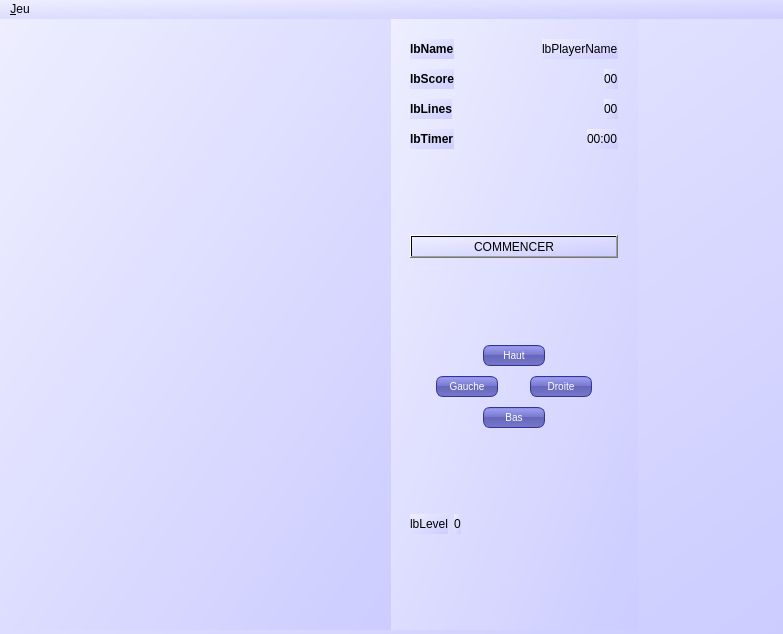
Before: the Qt Designer form view/mwtetris.ui in g-jouret/projetTetris, drawn with Qt 5.
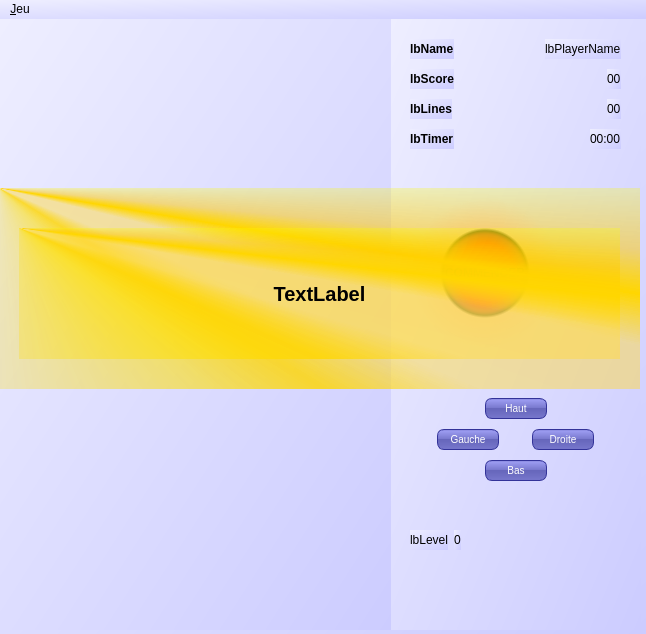
After: the same form once the commit is applied.

The edit to the form file:
```diff
--- a/view/mwtetris.ui
+++ b/view/mwtetris.ui
@@ -6,7 +6,7 @@
    <rect>
     <x>0</x>
     <y>0</y>
-    <width>783</width>
+    <width>646</width>
     <height>634</height>
    </rect>
   </property>
@@ -31,7 +31,7 @@
      <rect>
       <x>390</x>
       <y>0</y>
-      <width>248</width>
+      <width>251</width>
       <height>611</height>
      </rect>
     </property>
@@ -218,6 +218,16 @@
      </item>
      <item>
       <widget class="QPushButton" name="btnStart">
+       <property name="styleSheet">
+        <string notr="true">QPushButton {
+color: BLACK;
+font-weight: bold;
+border: none;
+background-color:qradialgradient(spread:pad, cx:0.5, cy:0.5, radius:0.5, fx:0.5, fy:0.5, stop:0.0100503 rgba(255, 0, 0, 255), stop:0.1 rgba(255, 0, 0, 255), stop:0.2 rgba(255, 0, 0, 255), stop:0.3 rgba(255, 0, 0, 255), stop:0.4 rgba(255, 0, 0, 255), stop:0.502513 rgba(164, 0, 0, 205), stop:0.52 rgba(139, 0, 0, 205), stop:0.562814 rgba(0, 0, 0, 205), stop:0.6 rgba(255, 180, 180, 97), stop:1 rgba(255, 255, 255, 0));
+max-width: 150px;
+height: 150px;
+}</string>
+       </property>
        <property name="text">
         <string>COMMENCER</string>
        </property>
@@ -554,13 +564,60 @@
      </property>
     </layout>
    </widget>
+   <widget class="QWidget" name="winWidget" native="true">
+    <property name="geometry">
+     <rect>
+      <x>-1</x>
+      <y>169</y>
+      <width>641</width>
+      <height>201</height>
+     </rect>
+    </property>
+    <property name="autoFillBackground">
+     <bool>false</bool>
+    </property>
+    <property name="styleSheet">
+     <string notr="true">QWidget{background-color: qconicalgradient(cx:0, cy:0, angle:135, stop:0 rgba(255, 176, 0, 69), stop:0.375 rgba(255, 223, 0, 69), stop:0.423533 rgba(255, 223, 0, 145), stop:0.45 rgba(255, 214, 0, 208), stop:0.477581 rgba(255, 219, 71, 130), stop:0.518717 rgba(255, 218, 71, 130), stop:0.547739 rgba(255, 214, 0, 255), stop:0.57754 rgba(255, 203, 0, 130), stop:0.625 rgba(251, 255, 0, 69), stop:1 rgba(255, 242, 0, 69));}</string>
+    </property>
+    <widget class="QLabel" name="lbEnd">
+     <property name="geometry">
+      <rect>
+       <x>20</x>
+       <y>40</y>
+       <width>601</width>
+       <height>131</height>
+      </rect>
+     </property>
+     <property name="styleSheet">
+      <string notr="true">QLabel{
+font-weight: bold;
+font-size: 20px;
+}</string>
+     </property>
+     <property name="text">
+      <string>TextLabel</string>
+     </property>
+     <property name="alignment">
+      <set>Qt::AlignCenter</set>
+     </property>
+    </widget>
+   </widget>
+   <zorder>layoutWidget</zorder>
+   <zorder>gridLayoutWidget</zorder>
+   <zorder>lbLevel</zorder>
+   <zorder>horizontalSpacer_9</zorder>
+   <zorder>lbLevelGame</zorder>
+   <zorder>horizontalSpacer_12</zorder>
+   <zorder>btnStart</zorder>
+   <zorder>horizontalSpacer_13</zorder>
+   <zorder>winWidget</zorder>
   </widget>
   <widget class="QMenuBar" name="menuBar">
    <property name="geometry">
     <rect>
      <x>0</x>
      <y>0</y>
-     <width>783</width>
+     <width>646</width>
      <height>20</height>
     </rect>
    </property>
```
Left out of the diff: 3 changed lines with no effect on the pictures.
